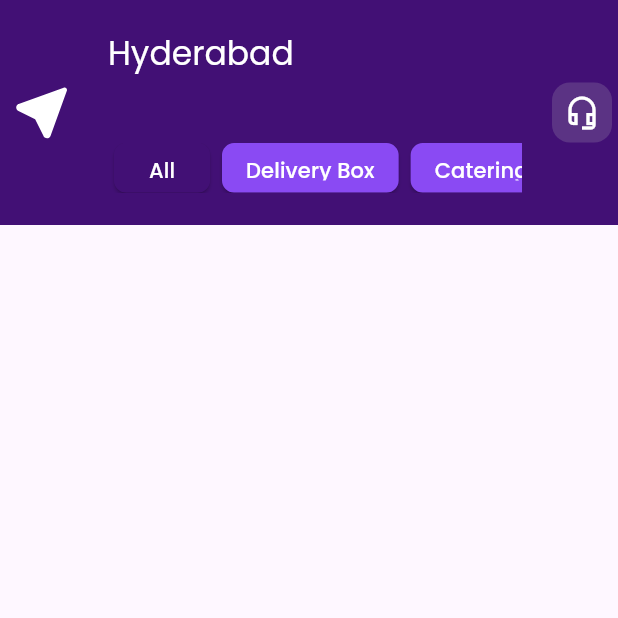
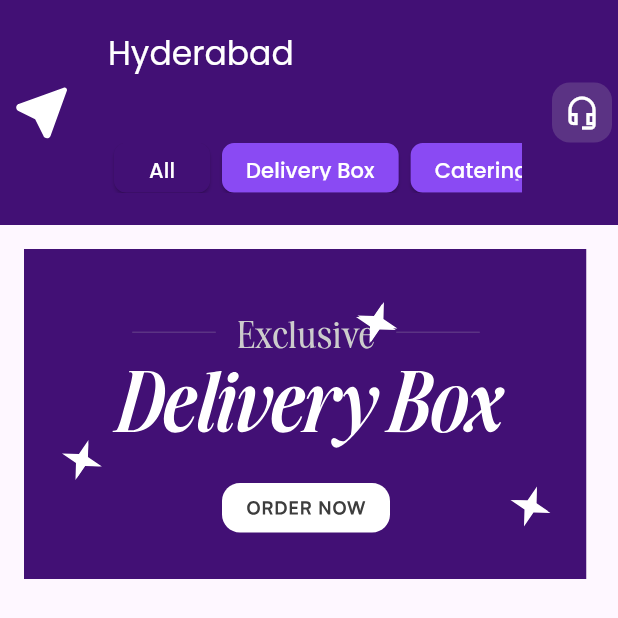
Before and after one commit to JainamO7/task_interview, a Flutter app: the screen it shows after launch, on a phone screen of 412 x 824 dp. Shown: the top 618 px of the screen. Run offline on Flutter 3.47's test engine with Material 3 defaults, Android fonts, the phone set to English and light mode, and no system bars; our stand-ins replace flutter_svg, get, google_fonts.

Commit message:
Add background card SVG and update AppImage and HomePageView
- Added a new SVG file for the background card (backgroudCard.svg) in the assets directory.
- Updated AppImage.dart to include a constant for the new background card SVG.
- Modified HomePageView.dart to display the background card SVG in the body of the Scaffold.
- Adjusted layout properties for better responsiveness and visual consistency.

```diff
--- a/lib/utils/AppImage.dart
+++ b/lib/utils/AppImage.dart
@@ -1,3 +1,4 @@
 class Appimage {
   static const locationIcon = "assets/location.svg";
+  static const cardBackgroud = "assets/backgroudCard.svg";
 }
--- a/lib/view/homePageView.dart
+++ b/lib/view/homePageView.dart
@@ -16,11 +16,12 @@ class HomePageView extends StatelessWidget {
       appBar: AppBar(
         toolbarHeight: 150,
         leading: Container(
-          height: 100,
+          height: 10,
           padding: const EdgeInsets.all(8.0),
           child: SvgPicture.asset(
             Appimage.locationIcon,
             height: 10,
+            width: 50,
             errorBuilder:
                 (context, error, stackTrace) =>
                     const Icon(Icons.error, color: Colors.red),
@@ -40,26 +41,30 @@ class HomePageView extends StatelessWidget {
               ],
             ),
             SizedBox(height: Get.height / 18),
-            SizedBox(
+            Container(
               height: Get.height / 25,
-              width: 500,
+              width: Get.width / 1,
               child: Obx(
                 () => ListView.builder(
                   shrinkWrap: true,
                   scrollDirection: Axis.horizontal,
                   itemCount: controller.categories.length,
                   itemBuilder: (context, index) {
-                    return Padding(
+                    return Container(
+                      child: Padding(
                         padding: const EdgeInsets.symmetric(horizontal: 4.0),
                         child: Obx(
                           () => ElevatedButton(
                             onPressed: () => controller.updateCategory(index),
                             style: ElevatedButton.styleFrom(
                               backgroundColor:
-                                controller.selectedCategoryIndex.value == index
+                                  controller.selectedCategoryIndex.value ==
+                                          index
                                       ? AppColors
                                           .cardColor // Active color
-                                    : const Color(0xFF8A4AF3), // Inactive color
+                                      : const Color(
+                                        0xFF8A4AF3,
+                                      ), // Inactive color
                               foregroundColor: Colors.white,
                               shape: RoundedRectangleBorder(
                                 borderRadius: BorderRadius.circular(8.0),
@@ -72,6 +77,7 @@ class HomePageView extends StatelessWidget {
                             child: Text(
                               controller.categories[index],
                               style: GoogleFonts.poppins(fontSize: 14),
+                            ),
                           ),
                         ),
                       ),
@@ -103,7 +109,7 @@ class HomePageView extends StatelessWidget {
       ),
       body: Padding(
         padding: Responsive.getResponsivePadding(context),
-        child: const SizedBox(),
+        child: Column(children: [SvgPicture.asset(Appimage.cardBackgroud)]),
       ),
     );
   }
```
Also changed, not shown: assets/backgroudCard.svg (added). Lines whose indentation alone changed are shown as unchanged.
